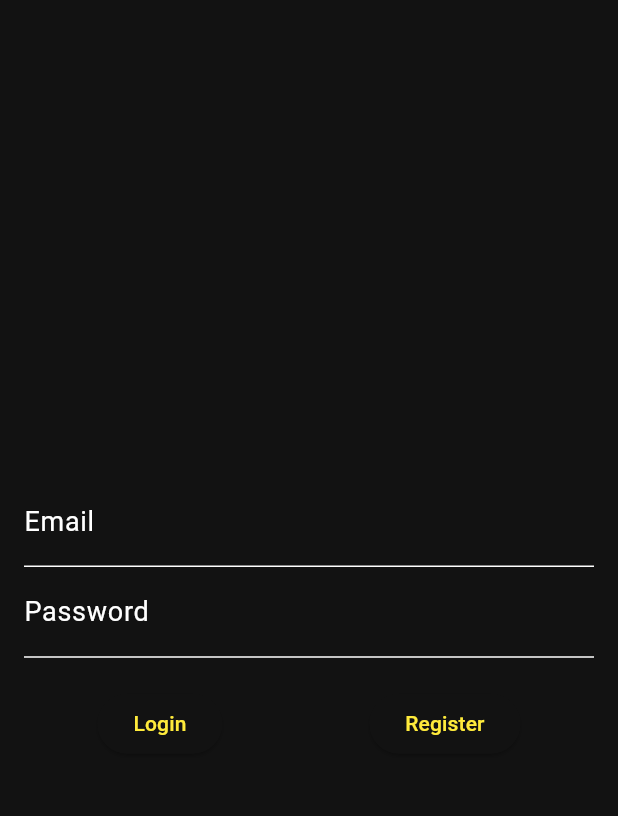
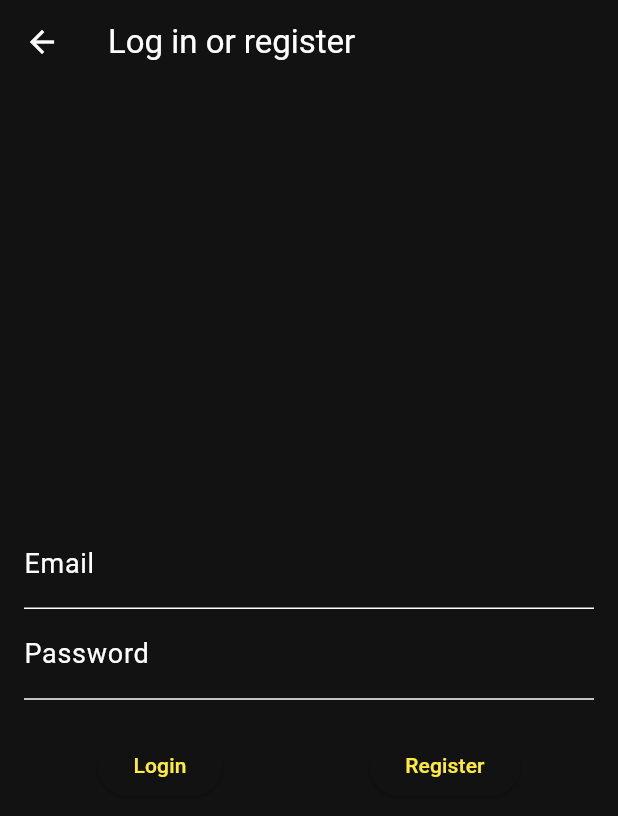
Before and after one commit to ninzqq/velpa, a Flutter app: the ProfileScreen screen opened by its route, on a phone screen of 412 x 824 dp. Shown: the top 816 px of the screen. Run offline on Flutter 3.47's test engine with Material 3 defaults, Android fonts, the phone set to English and light mode, and no system bars; our stand-ins replace cloud_firestore, firebase_auth, firebase_core, flutter_map, flutter_riverpod, google_maps_flutter and 4 more; missing offline and left inert: dart:html, flutter_map_location_marker; accounts and stored records are empty; generated files the repository leaves out were written again.

Commit message:
Add appbar to profile screen when not logged in

```diff
--- a/velpa/lib/profile/profilescreen.dart
+++ b/velpa/lib/profile/profilescreen.dart
@@ -2,6 +2,7 @@ import 'package:flutter/material.dart';
 import 'package:flutter_riverpod/flutter_riverpod.dart';
 import 'package:velpa/models/local_models.dart';
 import 'package:velpa/services/auth.dart';
+import 'package:velpa/widgets/drawer.dart';
 
 class ProfileScreen extends ConsumerWidget {
   const ProfileScreen({super.key});
@@ -62,6 +63,10 @@ class ProfileScreen extends ConsumerWidget {
     final TextEditingController emailController = TextEditingController();
     final TextEditingController passwordController = TextEditingController();
     return Scaffold(
+      appBar: AppBar(
+        title: const Text('Log in or register'),
+      ),
+      //drawer: const MainDrawer(),
       body: SafeArea(
         child: Padding(
           padding: const EdgeInsets.all(16.0),
```
